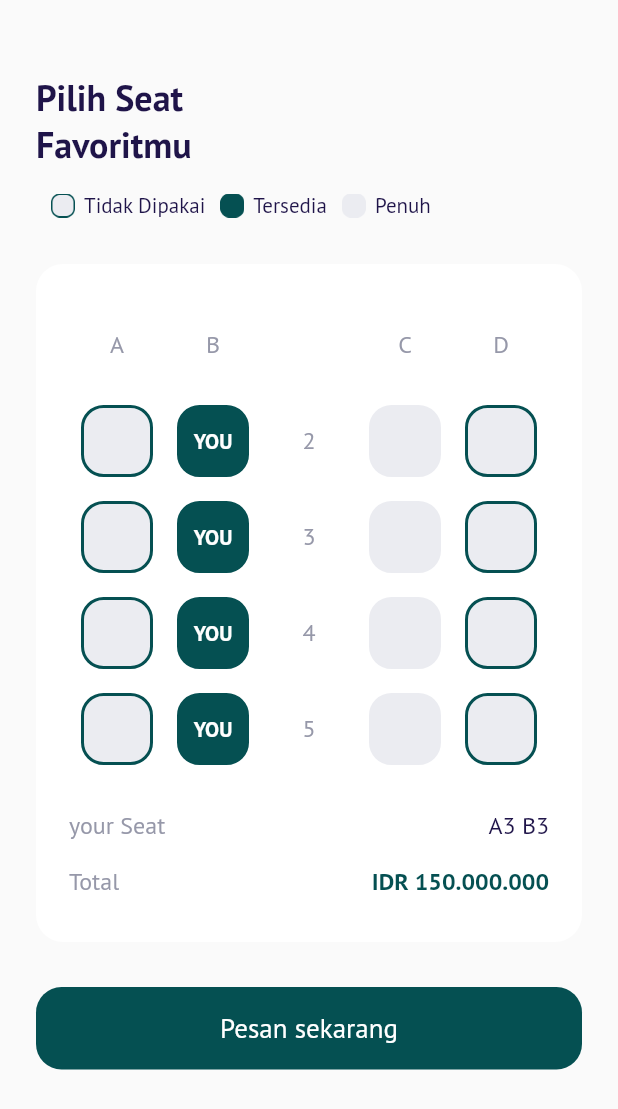
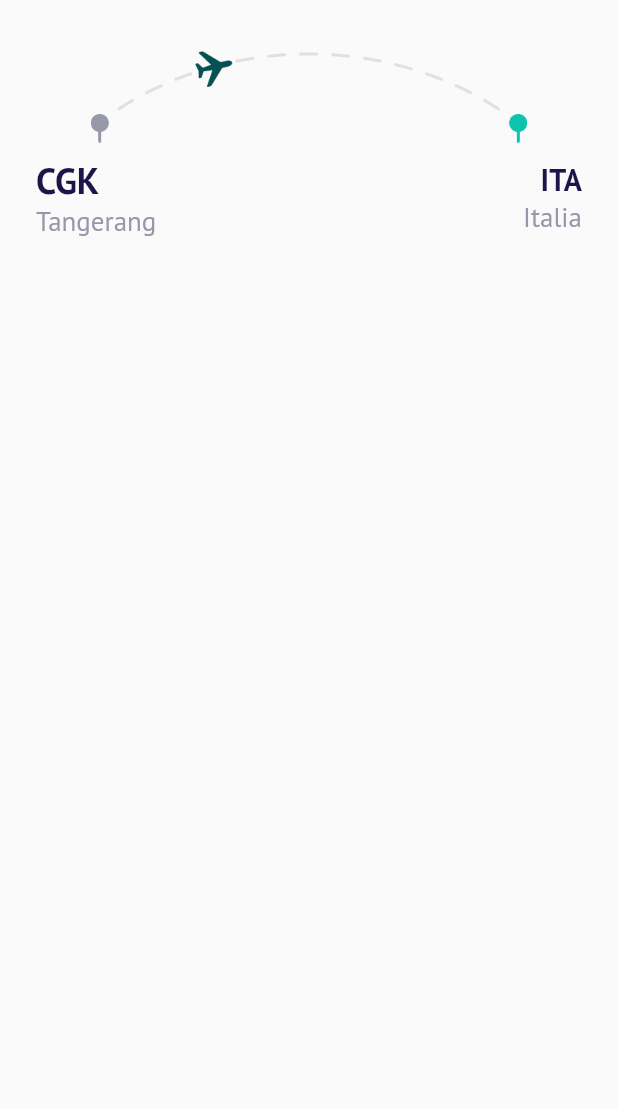
Before and after one commit to fredibagus12/terbangin-apps, a Flutter app: the ChooseSeatPage screen opened directly, after a tap on "Pesan sekarang", on a phone screen of 412 x 824 dp. Shown: the top 1109 px of the screen. Run offline on Flutter 3.47's test engine with Material 2 defaults, Android fonts, the phone set to English and light mode, and no system bars; our stand-ins replace google_fonts.

Commit message:
Checkout Page - Route

```diff
--- /dev/null
+++ b/terbangin/lib/ui/pages/checkout_page.dart
@@ -0,0 +1,87 @@
+import 'package:flutter/material.dart';
+import 'package:terbangin/shared/theme.dart';
+
+class CheckoutPage extends StatelessWidget {
+  const CheckoutPage({Key? key}) : super(key: key);
+
+  @override
+  Widget build(BuildContext context) {
+    // ignore: non_constant_identifier_names
+    Widget Route() {
+      return Container(
+        margin: const EdgeInsets.only(top: 30),
+        child: Column(
+          children: [
+            Container(
+              width: 295,
+              height: 65,
+              margin: const EdgeInsets.only(bottom: 10),
+              decoration: const BoxDecoration(
+                image: DecorationImage(
+                  image: AssetImage(
+                    'assets/route.png',
+                  ),
+                ),
+              ),
+            ),
+            Row(
+              mainAxisAlignment: MainAxisAlignment.spaceBetween,
+              children: [
+                Column(
+                  crossAxisAlignment: CrossAxisAlignment.start,
+                  children: [
+                    Text(
+                      'CGK',
+                      style: blackTextStyle.copyWith(
+                        fontSize: 24,
+                        fontWeight: semiBold,
+                      ),
+                    ),
+                    Text(
+                      'Tangerang',
+                      style: greyTextStyle.copyWith(
+                        fontSize: 18,
+                        fontWeight: light,
+                      ),
+                    ),
+                  ],
+                ),
+                Column(
+                  crossAxisAlignment: CrossAxisAlignment.end,
+                  children: [
+                    Text(
+                      'ITA',
+                      style: blackTextStyle.copyWith(
+                        fontSize: 20,
+                        fontWeight: semiBold,
+                      ),
+                    ),
+                    Text(
+                      'Italia',
+                      style: greyTextStyle.copyWith(
+                        fontSize: 18,
+                        fontWeight: light,
+                      ),
+                    ),
+                  ],
+                ),
+              ],
+            ),
+          ],
+        ),
+      );
+    }
+
+    return Scaffold(
+      backgroundColor: kBackgroundColor,
+      body: ListView(
+        padding: EdgeInsets.symmetric(
+          horizontal: defaultMargin,
+        ),
+        children: [
+          Route(),
+        ],
+      ),
+    );
+  }
+}
--- a/terbangin/lib/ui/pages/choose_seat_page.dart
+++ b/terbangin/lib/ui/pages/choose_seat_page.dart
@@ -3,6 +3,7 @@
 import 'package:flutter/material.dart';
 import 'package:flutter/rendering.dart';
 import 'package:terbangin/shared/theme.dart';
+import 'package:terbangin/ui/pages/checkout_page.dart';
 import 'package:terbangin/ui/widget/custom_button.dart';
 import 'package:terbangin/ui/widget/seat_item.dart';
 
@@ -315,8 +316,17 @@ class ChooseSeatPage extends StatelessWidget {
     Widget checkoutButton() {
       return CustomButton(
           title: 'Pesan sekarang',
-          onPressed: () {},
-          margin: const EdgeInsets.only(
+          onPressed: () {
+            Navigator.push(
+              context,
+              MaterialPageRoute(
+                // ignore: prefer_const_constructors
+                builder: (context) => CheckoutPage(),
+              ),
+            );
+          },
+          // ignore: prefer_const_constructors
+          margin: EdgeInsets.only(
             top: 30,
             bottom: 46,
           ));
```
Also changed, not shown: terbangin/assets/route.png (renamed from terbangin/assets/Group 6.png).
